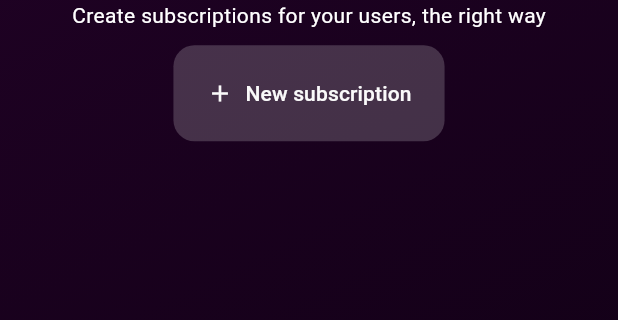
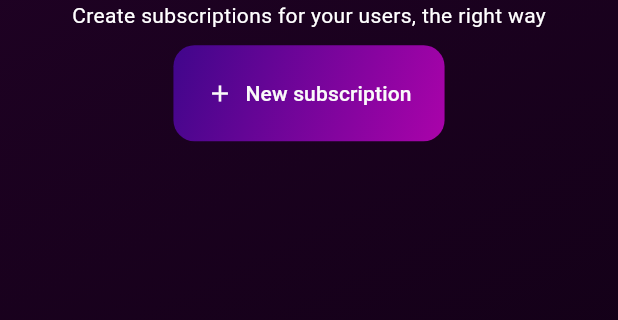
Before and after one commit to Miqueas/Subscribe-Me, a Flutter app: the screen it shows after launch, on a phone screen of 412 x 824 dp, the part 578-898 px from its top. Run offline on Flutter 3.47's test engine with Material 3 defaults, Android fonts, the phone set to English and light mode, and no system bars; our stand-ins replace freezed_annotation, image_picker.

Commit message:
Created home_new_button_atom.dart and updated home screen

```diff
--- a/lib/screens/home.dart
+++ b/lib/screens/home.dart
@@ -1,4 +1,5 @@
 import "package:flutter/material.dart";
+import "package:subscribe_me/widgets/home/atoms/home_new_button_atom.dart";
 
 final class HomeScreen extends StatelessWidget {
   const HomeScreen({super.key});
@@ -19,32 +20,9 @@ final class HomeScreen extends StatelessWidget {
               Color.fromARGB(255, 34, 2, 39),
               Color.fromARGB(255, 15, 0, 19)])),
           alignment: Alignment.center,
-          child: Column(
+          child: const Column(
             mainAxisAlignment: MainAxisAlignment.center,
             children: [
-              const Text("Subscribe Me!",
-                style: TextStyle(
-                  fontSize: 36,
-                  fontWeight: FontWeight.bold,
-                ),
-              ),
-              const Text("Create subscriptions for your users, the right way",
-                style: TextStyle(
-                  fontSize: 14,
-                ),
-              ),
-              Padding(
-                padding: const EdgeInsets.all(10),
-                child: FilledButton.icon(
-                  icon: const Icon(Icons.add),
-                  label: const Text("New subscription"),
-                  onPressed: () => Navigator.pushNamed(context, "/create_subscription"),
-                ),
-              ),
-            ],
-          ),
-        ),
-      ),
-    );
-  }
-}
+              Text("Subscribe Me!", style: TextStyle(fontSize: 36, fontWeight: FontWeight.bold)),
+              Text("Create subscriptions for your users, the right way", style: TextStyle(fontSize: 14)),
+              HomeNewButtonAtom()]))));}}
--- /dev/null
+++ b/lib/widgets/home/atoms/home_new_button_atom.dart
@@ -0,0 +1,20 @@
+import "package:flutter/material.dart";
+
+class HomeNewButtonAtom extends StatelessWidget {
+  const HomeNewButtonAtom({super.key});
+
+  @override
+  Widget build(BuildContext context) {
+    return Padding(
+      padding: const EdgeInsets.all(10),
+      child: Container(
+        decoration: BoxDecoration(
+          borderRadius: BorderRadius.circular(14),
+          gradient: const LinearGradient(
+            begin: Alignment.topLeft, end: Alignment.bottomRight,
+            colors: [ Color(0xFF40068B), Color(0xFFAA03AA) ])),
+        child: FilledButton.icon(
+          style: const ButtonStyle(backgroundColor: MaterialStatePropertyAll(Color(0x00FFFFFF))),
+          icon: const Icon(Icons.add),
+          label: const Text("New subscription"),
+          onPressed: () => Navigator.pushNamed(context, "/create_subscription"))));}}
```
